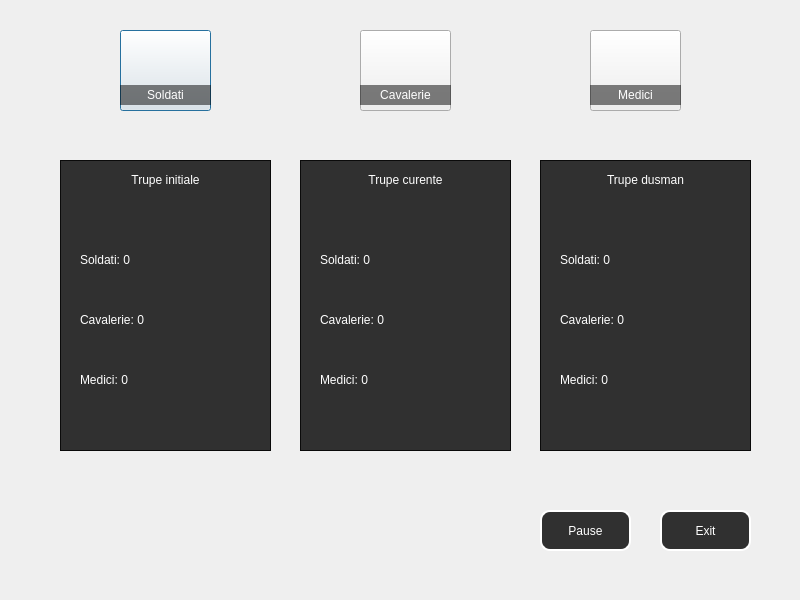
Above: ACL/AncientClient/windowattack.ui from marcu26/POO_proiect before the change. Below: the same form after it.
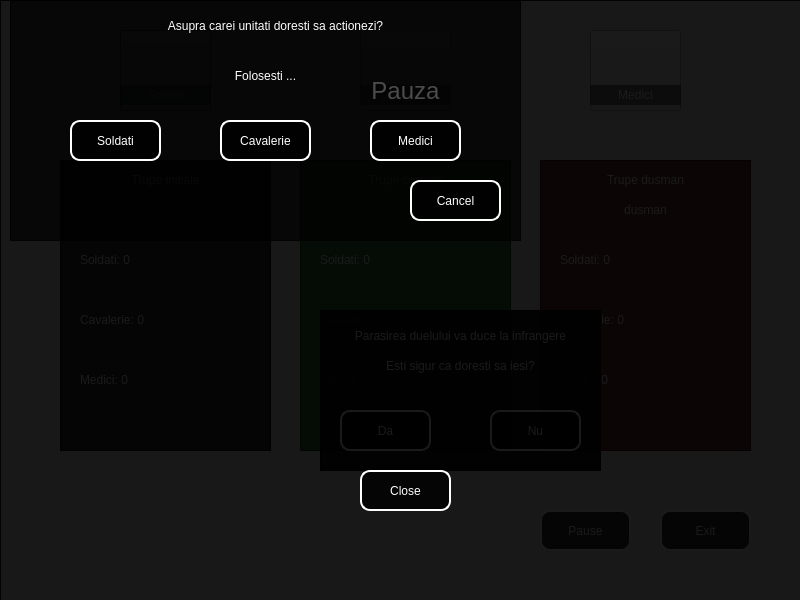
That is the form after the change.

```diff
--- a/ACL/AncientClient/windowattack.ui
+++ b/ACL/AncientClient/windowattack.ui
@@ -205,7 +205,7 @@
      </rect>
     </property>
     <property name="styleSheet">
-     <string notr="true">background-color: rgba(0, 0, 0,80%);</string>
+     <string notr="true">background-color: rgba(0, 85, 0,80%);</string>
     </property>
     <property name="frameShape">
      <enum>QFrame::StyledPanel</enum>
@@ -243,7 +243,7 @@
       </rect>
      </property>
      <property name="styleSheet">
-      <string notr="true">background-color: rgba(255, 255, 255,0%);
+      <string notr="true">background-color: rgba(0, 0 0,0%);
 color:rgb(255,255,255);</string>
      </property>
      <property name="text">
@@ -304,7 +304,7 @@
      </rect>
     </property>
     <property name="styleSheet">
-     <string notr="true">background-color: rgba(0, 0, 0,80%);</string>
+     <string notr="true">background-color: rgba(85, 0, 0,80%);</string>
     </property>
     <property name="frameShape">
      <enum>QFrame::StyledPanel</enum>
@@ -392,6 +392,26 @@
       <set>Qt::AlignLeading|Qt::AlignLeft|Qt::AlignVCenter</set>
      </property>
     </widget>
+    <widget class="QLabel" name="dusman">
+     <property name="geometry">
+      <rect>
+       <x>0</x>
+       <y>40</y>
+       <width>211</width>
+       <height>20</height>
+      </rect>
+     </property>
+     <property name="styleSheet">
+      <string notr="true">background-color: rgba(255, 255, 255,0%);
+color:rgb(255,255,255);</string>
+     </property>
+     <property name="text">
+      <string>dusman</string>
+     </property>
+     <property name="alignment">
+      <set>Qt::AlignCenter</set>
+     </property>
+    </widget>
    </widget>
    <widget class="QPushButton" name="Exit">
     <property name="geometry">
@@ -493,6 +513,312 @@
      <set>Qt::AlignCenter</set>
     </property>
    </widget>
+   <widget class="QFrame" name="ExitFrame">
+    <property name="geometry">
+     <rect>
+      <x>320</x>
+      <y>310</y>
+      <width>281</width>
+      <height>161</height>
+     </rect>
+    </property>
+    <property name="styleSheet">
+     <string notr="true">background-color: rgba(0, 0, 0,90%);</string>
+    </property>
+    <property name="frameShape">
+     <enum>QFrame::StyledPanel</enum>
+    </property>
+    <property name="frameShadow">
+     <enum>QFrame::Raised</enum>
+    </property>
+    <widget class="QLabel" name="parasire">
+     <property name="geometry">
+      <rect>
+       <x>0</x>
+       <y>10</y>
+       <width>281</width>
+       <height>31</height>
+      </rect>
+     </property>
+     <property name="styleSheet">
+      <string notr="true">color: rgb(255, 255, 255);
+background-color: rgba(255, 255, 255,0%);</string>
+     </property>
+     <property name="text">
+      <string>Parasirea duelului va duce la infrangere</string>
+     </property>
+     <property name="alignment">
+      <set>Qt::AlignCenter</set>
+     </property>
+    </widget>
+    <widget class="QLabel" name="sigur">
+     <property name="geometry">
+      <rect>
+       <x>0</x>
+       <y>40</y>
+       <width>281</width>
+       <height>31</height>
+      </rect>
+     </property>
+     <property name="styleSheet">
+      <string notr="true">color: rgb(255, 255, 255);
+background-color: rgba(255, 255, 255,0%);</string>
+     </property>
+     <property name="text">
+      <string>Esti sigur ca doresti sa iesi?</string>
+     </property>
+     <property name="alignment">
+      <set>Qt::AlignCenter</set>
+     </property>
+    </widget>
+    <widget class="QPushButton" name="Da">
+     <property name="geometry">
+      <rect>
+       <x>20</x>
+       <y>100</y>
+       <width>91</width>
+       <height>41</height>
+      </rect>
+     </property>
+     <property name="styleSheet">
+      <string notr="true">color: rgb(255, 255, 255);
+background-color: rgba(0, 0, 0,80%);
+border-style: solid;
+border-width: 2px;
+border-radius: 10px;</string>
+     </property>
+     <property name="text">
+      <string>Da</string>
+     </property>
+    </widget>
+    <widget class="QPushButton" name="Nu">
+     <property name="geometry">
+      <rect>
+       <x>170</x>
+       <y>100</y>
+       <width>91</width>
+       <height>41</height>
+      </rect>
+     </property>
+     <property name="styleSheet">
+      <string notr="true">color: rgb(255, 255, 255);
+background-color: rgba(0, 0, 0,80%);
+border-style: solid;
+border-width: 2px;
+border-radius: 10px;</string>
+     </property>
+     <property name="text">
+      <string>Nu</string>
+     </property>
+    </widget>
+    <zorder>sigur</zorder>
+    <zorder>Da</zorder>
+    <zorder>Nu</zorder>
+    <zorder>parasire</zorder>
+   </widget>
+   <widget class="QFrame" name="pauseFr">
+    <property name="geometry">
+     <rect>
+      <x>0</x>
+      <y>0</y>
+      <width>810</width>
+      <height>610</height>
+     </rect>
+    </property>
+    <property name="styleSheet">
+     <string notr="true">background-color: rgba( 0, 0,0,90%);</string>
+    </property>
+    <property name="frameShape">
+     <enum>QFrame::StyledPanel</enum>
+    </property>
+    <property name="frameShadow">
+     <enum>QFrame::Raised</enum>
+    </property>
+    <widget class="QPushButton" name="close">
+     <property name="geometry">
+      <rect>
+       <x>360</x>
+       <y>470</y>
+       <width>91</width>
+       <height>41</height>
+      </rect>
+     </property>
+     <property name="styleSheet">
+      <string notr="true">color: rgb(255, 255, 255);
+background-color: rgba(0, 0, 0,80%);
+border-style: solid;
+border-width: 2px;
+border-radius: 10px;</string>
+     </property>
+     <property name="text">
+      <string>Close</string>
+     </property>
+    </widget>
+    <widget class="QLabel" name="pauseL">
+     <property name="geometry">
+      <rect>
+       <x>220</x>
+       <y>70</y>
+       <width>371</width>
+       <height>41</height>
+      </rect>
+     </property>
+     <property name="font">
+      <font>
+       <pointsize>18</pointsize>
+      </font>
+     </property>
+     <property name="styleSheet">
+      <string notr="true">background-color: rgb(255, 255, 255,0);
+color: rgb(255, 255, 255);</string>
+     </property>
+     <property name="text">
+      <string>Pauza</string>
+     </property>
+     <property name="alignment">
+      <set>Qt::AlignCenter</set>
+     </property>
+    </widget>
+   </widget>
+   <widget class="QFrame" name="FrameAtc">
+    <property name="geometry">
+     <rect>
+      <x>10</x>
+      <y>0</y>
+      <width>511</width>
+      <height>241</height>
+     </rect>
+    </property>
+    <property name="styleSheet">
+     <string notr="true">background-color: rgba(0, 0, 0,70%);</string>
+    </property>
+    <property name="frameShape">
+     <enum>QFrame::StyledPanel</enum>
+    </property>
+    <property name="frameShadow">
+     <enum>QFrame::Raised</enum>
+    </property>
+    <widget class="QLabel" name="label">
+     <property name="geometry">
+      <rect>
+       <x>0</x>
+       <y>10</y>
+       <width>531</width>
+       <height>31</height>
+      </rect>
+     </property>
+     <property name="styleSheet">
+      <string notr="true">color: rgb(255, 255, 255);
+background-color: rgb(0, 0, 0,0%);</string>
+     </property>
+     <property name="text">
+      <string>Asupra carei unitati doresti sa actionezi?</string>
+     </property>
+     <property name="alignment">
+      <set>Qt::AlignCenter</set>
+     </property>
+    </widget>
+    <widget class="QPushButton" name="SoldA">
+     <property name="geometry">
+      <rect>
+       <x>60</x>
+       <y>120</y>
+       <width>91</width>
+       <height>41</height>
+      </rect>
+     </property>
+     <property name="styleSheet">
+      <string notr="true">color: rgb(255, 255, 255);
+background-color: rgba(0, 0, 0,80%);
+border-style: solid;
+border-width: 2px;
+border-radius: 10px;</string>
+     </property>
+     <property name="text">
+      <string>Soldati</string>
+     </property>
+    </widget>
+    <widget class="QPushButton" name="CavA">
+     <property name="geometry">
+      <rect>
+       <x>210</x>
+       <y>120</y>
+       <width>91</width>
+       <height>41</height>
+      </rect>
+     </property>
+     <property name="styleSheet">
+      <string notr="true">color: rgb(255, 255, 255);
+background-color: rgba(0, 0, 0,80%);
+border-style: solid;
+border-width: 2px;
+border-radius: 10px;</string>
+     </property>
+     <property name="text">
+      <string>Cavalerie</string>
+     </property>
+    </widget>
+    <widget class="QPushButton" name="MedA">
+     <property name="geometry">
+      <rect>
+       <x>360</x>
+       <y>120</y>
+       <width>91</width>
+       <height>41</height>
+      </rect>
+     </property>
+     <property name="styleSheet">
+      <string notr="true">color: rgb(255, 255, 255);
+background-color: rgba(0, 0, 0,80%);
+border-style: solid;
+border-width: 2px;
+border-radius: 10px;</string>
+     </property>
+     <property name="text">
+      <string>Medici</string>
+     </property>
+    </widget>
+    <widget class="QPushButton" name="Cancel">
+     <property name="geometry">
+      <rect>
+       <x>400</x>
+       <y>180</y>
+       <width>91</width>
+       <height>41</height>
+      </rect>
+     </property>
+     <property name="styleSheet">
+      <string notr="true">color: rgb(255, 255, 255);
+background-color: rgba(0, 0, 0,80%);
+border-style: solid;
+border-width: 2px;
+border-radius: 10px;</string>
+     </property>
+     <property name="text">
+      <string>Cancel</string>
+     </property>
+    </widget>
+    <widget class="QLabel" name="trupa">
+     <property name="geometry">
+      <rect>
+       <x>0</x>
+       <y>60</y>
+       <width>511</width>
+       <height>31</height>
+      </rect>
+     </property>
+     <property name="styleSheet">
+      <string notr="true">background-color: rgba(255, 255, 255,0%);
+color: rgb(255, 255, 255);</string>
+     </property>
+     <property name="text">
+      <string>Folosesti ...</string>
+     </property>
+     <property name="alignment">
+      <set>Qt::AlignCenter</set>
+     </property>
+    </widget>
+   </widget>
   </widget>
  </widget>
  <resources/>
```
